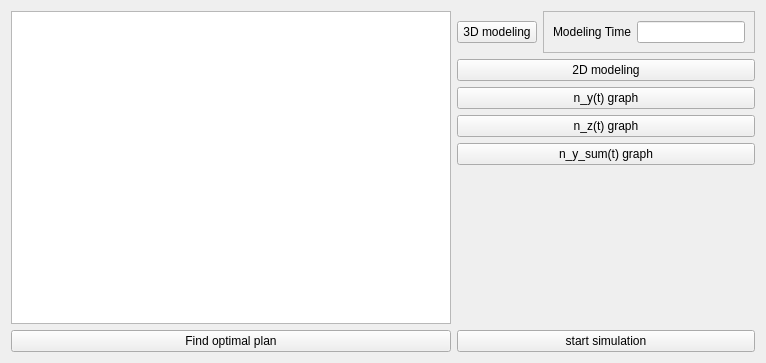
Old version of the form AcceptableKDialog/resultframe.ui in the repository Yegres5/diploma.
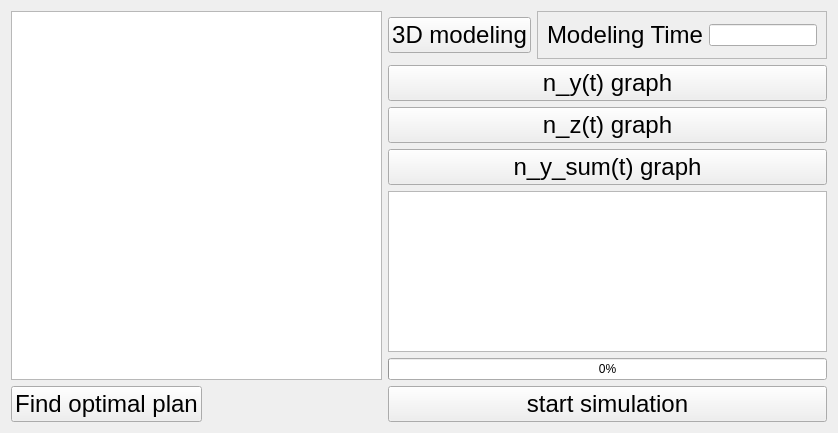
New version of the form.

The edit to the form file:
```diff
--- a/AcceptableKDialog/resultframe.ui
+++ b/AcceptableKDialog/resultframe.ui
@@ -6,44 +6,35 @@
    <rect>
     <x>0</x>
     <y>0</y>
-    <width>766</width>
-    <height>363</height>
+    <width>838</width>
+    <height>433</height>
    </rect>
   </property>
   <property name="windowTitle">
    <string>Frame</string>
   </property>
   <layout class="QGridLayout" name="gridLayout">
-   <item row="1" column="1">
-    <widget class="QPushButton" name="button_start2dModeling">
-     <property name="focusPolicy">
-      <enum>Qt::NoFocus</enum>
+   <item row="1" column="2">
+    <widget class="QPushButton" name="button_draw_ny">
+     <property name="font">
+      <font>
+       <pointsize>18</pointsize>
+      </font>
      </property>
      <property name="text">
-      <string>2D modeling</string>
+      <string>n_y(t) graph</string>
      </property>
     </widget>
    </item>
-   <item row="0" column="0" rowspan="7">
-    <widget class="QTableWidget" name="table_results">
-     <property name="minimumSize">
-      <size>
-       <width>200</width>
-       <height>0</height>
-      </size>
-     </property>
-     <property name="focusPolicy">
-      <enum>Qt::NoFocus</enum>
-     </property>
-     <property name="selectionMode">
-      <enum>QAbstractItemView::ExtendedSelection</enum>
-     </property>
-    </widget>
-   </item>
-   <item row="0" column="1">
+   <item row="0" column="2">
     <layout class="QHBoxLayout" name="modeling3dLayout">
      <item>
       <widget class="QPushButton" name="button_start3dModeling">
+       <property name="font">
+        <font>
+         <pointsize>18</pointsize>
+        </font>
+       </property>
        <property name="focusPolicy">
         <enum>Qt::NoFocus</enum>
        </property>
@@ -69,6 +60,11 @@
             <verstretch>0</verstretch>
            </sizepolicy>
           </property>
+          <property name="font">
+           <font>
+            <pointsize>18</pointsize>
+           </font>
+          </property>
           <property name="text">
            <string>Modeling Time</string>
           </property>
@@ -89,8 +85,31 @@
      </item>
     </layout>
    </item>
-   <item row="7" column="1">
+   <item row="7" column="0">
+    <widget class="QPushButton" name="button_optimal_plan">
+     <property name="sizePolicy">
+      <sizepolicy hsizetype="Minimum" vsizetype="Fixed">
+       <horstretch>0</horstretch>
+       <verstretch>0</verstretch>
+      </sizepolicy>
+     </property>
+     <property name="font">
+      <font>
+       <pointsize>18</pointsize>
+      </font>
+     </property>
+     <property name="text">
+      <string>Find optimal plan</string>
+     </property>
+    </widget>
+   </item>
+   <item row="7" column="2">
     <widget class="QPushButton" name="button_startSimulate">
+     <property name="font">
+      <font>
+       <pointsize>18</pointsize>
+      </font>
+     </property>
      <property name="focusPolicy">
       <enum>Qt::NoFocus</enum>
      </property>
@@ -99,35 +118,41 @@
      </property>
     </widget>
    </item>
-   <item row="6" column="1">
-    <spacer name="verticalSpacer">
+   <item row="7" column="1">
+    <spacer name="horizontalSpacer">
      <property name="orientation">
-      <enum>Qt::Vertical</enum>
+      <enum>Qt::Horizontal</enum>
+     </property>
+     <property name="sizeType">
+      <enum>QSizePolicy::Expanding</enum>
      </property>
      <property name="sizeHint" stdset="0">
       <size>
-       <width>20</width>
-       <height>40</height>
+       <width>40</width>
+       <height>20</height>
       </size>
      </property>
     </spacer>
    </item>
-   <item row="2" column="1">
-    <widget class="QPushButton" name="button_draw_ny">
-     <property name="text">
-      <string>n_y(t) graph</string>
-     </property>
-    </widget>
-   </item>
-   <item row="3" column="1">
+   <item row="2" column="2">
     <widget class="QPushButton" name="button_draw_nz">
+     <property name="font">
+      <font>
+       <pointsize>18</pointsize>
+      </font>
+     </property>
      <property name="text">
       <string>n_z(t) graph</string>
      </property>
     </widget>
    </item>
-   <item row="4" column="1">
+   <item row="3" column="2">
     <widget class="QPushButton" name="button_draw_ny_sum">
+     <property name="font">
+      <font>
+       <pointsize>18</pointsize>
+      </font>
+     </property>
      <property name="focusPolicy">
       <enum>Qt::NoFocus</enum>
      </property>
@@ -136,10 +161,54 @@
      </property>
     </widget>
    </item>
-   <item row="7" column="0">
-    <widget class="QPushButton" name="button_optimal_plan">
-     <property name="text">
-      <string>Find optimal plan</string>
+   <item row="0" column="0" rowspan="6" colspan="2">
+    <widget class="QTableWidget" name="table_results">
+     <property name="minimumSize">
+      <size>
+       <width>200</width>
+       <height>0</height>
+      </size>
+     </property>
+     <property name="focusPolicy">
+      <enum>Qt::NoFocus</enum>
+     </property>
+     <property name="selectionMode">
+      <enum>QAbstractItemView::ExtendedSelection</enum>
+     </property>
+    </widget>
+   </item>
+   <item row="4" column="2">
+    <widget class="QTableWidget" name="table_modeling_results">
+     <property name="font">
+      <font>
+       <family>.SF NS Text</family>
+       <pointsize>18</pointsize>
+      </font>
+     </property>
+     <property name="editTriggers">
+      <set>QAbstractItemView::NoEditTriggers</set>
+     </property>
+     <property name="showGrid">
+      <bool>true</bool>
+     </property>
+     <property name="cornerButtonEnabled">
+      <bool>false</bool>
+     </property>
+    </widget>
+   </item>
+   <item row="5" column="2">
+    <widget class="QProgressBar" name="progressBar">
+     <property name="maximum">
+      <number>1000</number>
+     </property>
+     <property name="value">
+      <number>0</number>
+     </property>
+     <property name="invertedAppearance">
+      <bool>false</bool>
+     </property>
+     <property name="format">
+      <string>%p%</string>
      </property>
     </widget>
    </item>
```
